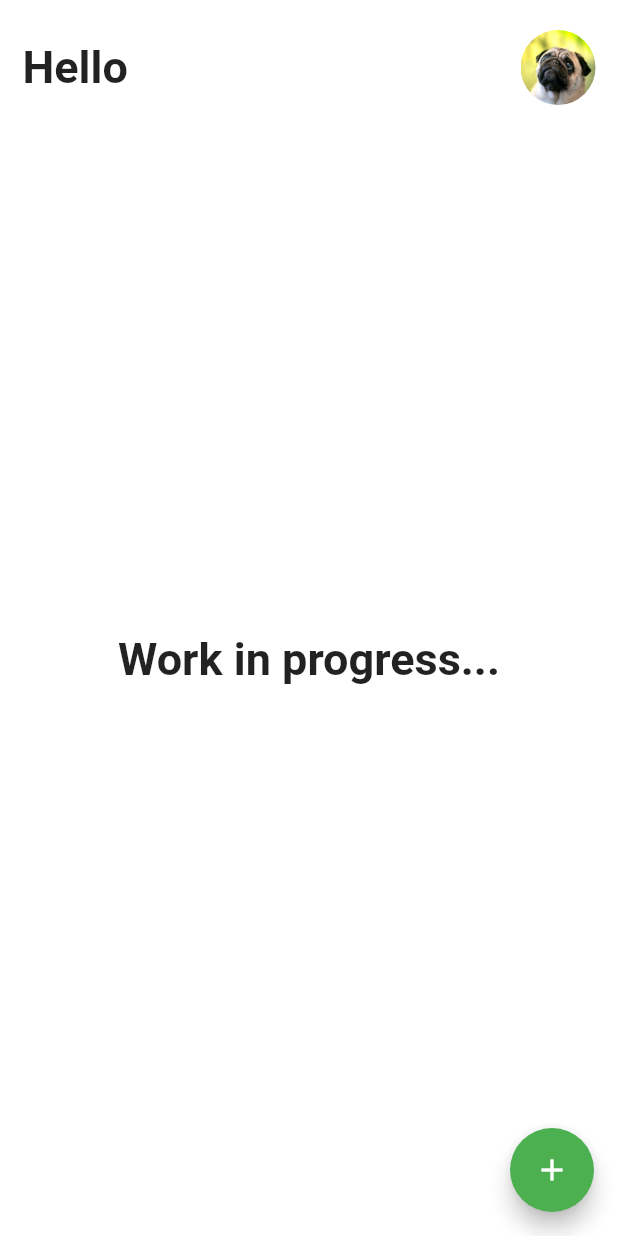
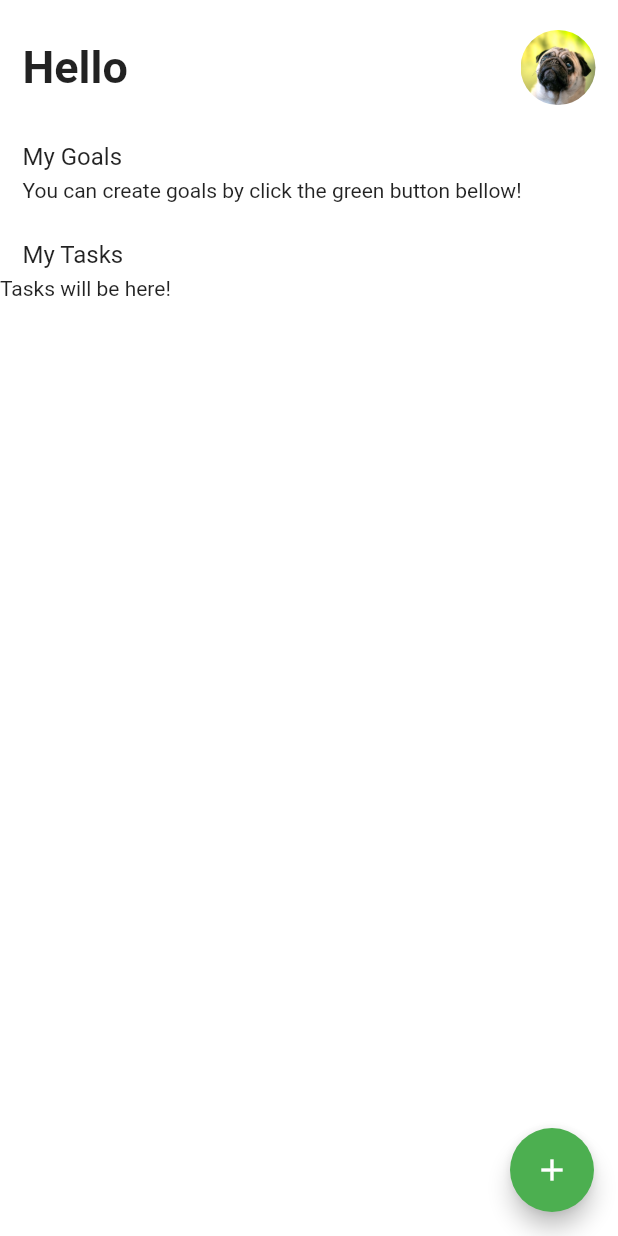
Before and after one commit to stanleygomes/doit, a Flutter app: the HomeScreen screen opened by its route, on a phone screen of 412 x 824 dp. Run offline on Flutter 3.47's test engine with Material 2 defaults, Android fonts, the phone set to English and light mode, and no system bars; our stand-ins replace cloud_firestore, firebase_auth, firebase_core, google_sign_in, localstorage, share; accounts and stored records are empty; generated files the repository leaves out were written again; statements that could not run were skipped.

Commit message:
goals on home

```diff
--- /dev/null
+++ b/lib/components/title_min.dart
@@ -0,0 +1,31 @@
+import 'package:flutter/widgets.dart';
+
+class TitleMin extends StatelessWidget {
+  final String label;
+  final double? fontSize;
+
+  TitleMin({
+    Key? key,
+    required this.label,
+    this.fontSize,
+  }) : super(key: key);
+
+  @override
+  Widget build(BuildContext context) {
+    return Row(
+      mainAxisAlignment: MainAxisAlignment.start,
+      children: [
+        Padding(
+          padding: const EdgeInsets.only(left: 15, top: 5, bottom: 5),
+          child: Text(
+            label,
+            style: TextStyle(
+              fontWeight: FontWeight.normal,
+              fontSize: fontSize != null ? fontSize : 16,
+            ),
+          ),
+        ),
+      ],
+    );
+  }
+}
--- a/lib/config/l10n/app_en.arb
+++ b/lib/config/l10n/app_en.arb
@@ -12,10 +12,12 @@
   "privacyDisclaimer": "Your personal data and your privacy are very important. We do not share it with anyone. We keep your name, email and profile picture save by Google Firebase Cloud Services. We can't access your information. They are only used to enhance and customize your experience while using the app.",
   "shareAppMessage": "Doit! O app para te ajudar a resolver suas atividades.",
   "myGoals": "My Goals",
+  "createFistGoal": "You can create goals by click the green button bellow!",
   "requiredField": "This field is required.",
   "save": "Save",
   "delete": "Delete",
   "cancel": "Cancel",
+  "allGoals": "All goals",
   "pickColor": "Pick a color",
   "createGoal": "Create goal",
   "editGoal": "Edit your goal",
@@ -25,5 +27,6 @@
   "yourGoalDeleted": "Your goal was deleted successfully!",
   "confirmDeleteGoal": "Are you sure? All the tasks of this goal will be lost",
   "deleteGoal": "Delete goal",
+  "myTasks": "My Tasks",
   "sorryOcurredAnError": "Sorry, I got an error!"
 }
--- a/lib/screens/goals.dart
+++ b/lib/screens/goals.dart
@@ -1,4 +1,5 @@
 import 'package:doit/components/alert.dart';
+import 'package:doit/components/empty_state.dart';
 import 'package:doit/models/goal.dart';
 import 'package:doit/models/screen_arguments.dart';
 import 'package:doit/screens/goal.dart';
@@ -76,7 +77,9 @@ class _GoalsScreenState extends State<GoalsScreen> {
         fontWeight: 'bold',
       ),
       body: SafeArea(
-        child: SingleChildScrollView(
+        child: goals.length == 0
+            ? EmptyState(label: t.createFistGoal)
+            : SingleChildScrollView(
                 child: Column(
                   children: goals.map(
                     (goal) {
--- a/lib/screens/home.dart
+++ b/lib/screens/home.dart
@@ -1,8 +1,16 @@
+import 'package:doit/components/custom/goal_card.dart';
+import 'package:doit/components/title_min.dart';
+import 'package:doit/components/alert.dart';
 import 'package:doit/components/navigator.dart';
+import 'package:doit/models/goal.dart';
+import 'package:doit/models/screen_arguments.dart';
+import 'package:doit/screens/goal.dart';
+import 'package:doit/screens/goal_form.dart';
 import 'package:doit/screens/goals.dart';
+import 'package:doit/services/firebase_firestore.dart';
 import 'package:doit/utils/string.dart';
 import 'package:flutter/material.dart';
-// import 'package:flutter_gen/gen_l10n/app_localizations.dart';
+import 'package:flutter_gen/gen_l10n/app_localizations.dart';
 import 'package:flutter/widgets.dart';
 import 'package:provider/provider.dart';
 import 'package:doit/components/fab.dart';
@@ -20,32 +28,132 @@ class HomeScreen extends StatefulWidget {
 }
 
 class _HomeScreenState extends State<HomeScreen> {
+  FirebaseFirestoreService firestore = FirebaseFirestoreService();
+  List<GoalModel> goals = [];
+
   @override
   Widget build(BuildContext context) {
-    // var t = AppLocalizations.of(context)!;
+    var t = AppLocalizations.of(context)!;
     var auth = context.watch<AuthModel>();
     var user = auth.user;
     var userFistName = StringUtil.getFirstName(user?.displayName);
+
+    _createGoal() {
+      CNavigator.stack(context, GoalFormScreen.routeName);
+    }
+
+    _openGoal(String id) {
+      CNavigator.stack(
+        context,
+        GoalScreen.routeName,
+        ScreenArguments(id: id),
+      );
+    }
+
+    _openGoals() {
+      CNavigator.stack(
+        context,
+        GoalsScreen.routeName,
+      );
+    }
+
+    _updateGoalsList(List<GoalModel> docs) {
+      setState(() {
+        goals = docs;
+      });
+    }
+
+    _initScreen() {
+      firestore
+          .getDocumentsFromCollection(GoalModel.collectionName, auth.user!.id!)
+          .then((documents) {
+        var goals =
+            documents.map((document) => GoalModel.fromJson(document)).toList();
+        _updateGoalsList(goals);
+      }).catchError((error) {
+        print(error);
+        CAlert.showMessage(context, t.sorryOcurredAnError);
+      });
+    }
+
+    _getGoalWidgets() {
+      List<Widget> goalsWidgets = [];
+      int maxItensLength = 5;
+
+      for (var i = 0; i < goals.length; i++) {
+        if (i >= maxItensLength) {
+          break;
+        }
+
+        GoalModel goal = goals[i];
+
+        goalsWidgets.add(
+          GoalCard(
+            name: goal.name,
+            background: goal.color,
+            onPressed: () => _openGoal(goal.id!),
+          ),
+        );
+      }
+
+      if (goals.length > maxItensLength) {
+        goalsWidgets.add(
+          GoalCard(
+            name: t.allGoals,
+            background: Colors.white,
+            textColor: Colors.black45,
+            onPressed: () => _openGoals(),
+          ),
+        );
+      }
+
+      return goalsWidgets;
+    }
+
+    _initScreen();
 
     return Scaffold(
       body: SafeArea(
         child: Column(
           mainAxisAlignment: MainAxisAlignment.spaceBetween,
+          crossAxisAlignment: CrossAxisAlignment.start,
           children: [
             TopBar(
               title: userFistName,
               imageUrl: user?.photoUrl,
             ),
-            H1(label: 'Work in progress...'),
+            TitleMin(
+              label: t.myGoals,
+            ),
+            Padding(
+              padding: const EdgeInsets.only(left: 15),
+              child: goals.length == 0 ? Text(t.createFistGoal) : null,
+            ),
+            Padding(
+              padding: const EdgeInsets.only(top: 10, left: 10, right: 10),
+              child: SingleChildScrollView(
+                scrollDirection: Axis.horizontal,
+                child: Row(
+                  children: _getGoalWidgets(),
+                ),
+              ),
+            ),
+            Padding(
+              padding: const EdgeInsets.only(top: 10),
+              child: TitleMin(
+                label: t.myTasks,
+              ),
+            ),
+            Expanded(
+              child: Text('Tasks will be here!'),
+            ),
             H1(label: ''),
           ],
         ),
       ),
       floatingActionButton: Fab(
         tooltip: 'tooltip',
-        onPressed: () {
-          CNavigator.stack(context, GoalsScreen.routeName);
-        },
+        onPressed: _createGoal,
       ),
     );
   }
```
Also changed, not shown: lib/components/custom/goal_card.dart (added, +34 -0 lines), lib/components/empty_state.dart (added, +44 -0 lines), lib/main.dart (+2 -7 lines), lib/utils/route.dart (+9 -0 lines), lib/utils/string.dart (+10 -0 lines). Lines whose indentation alone changed are shown as unchanged.
